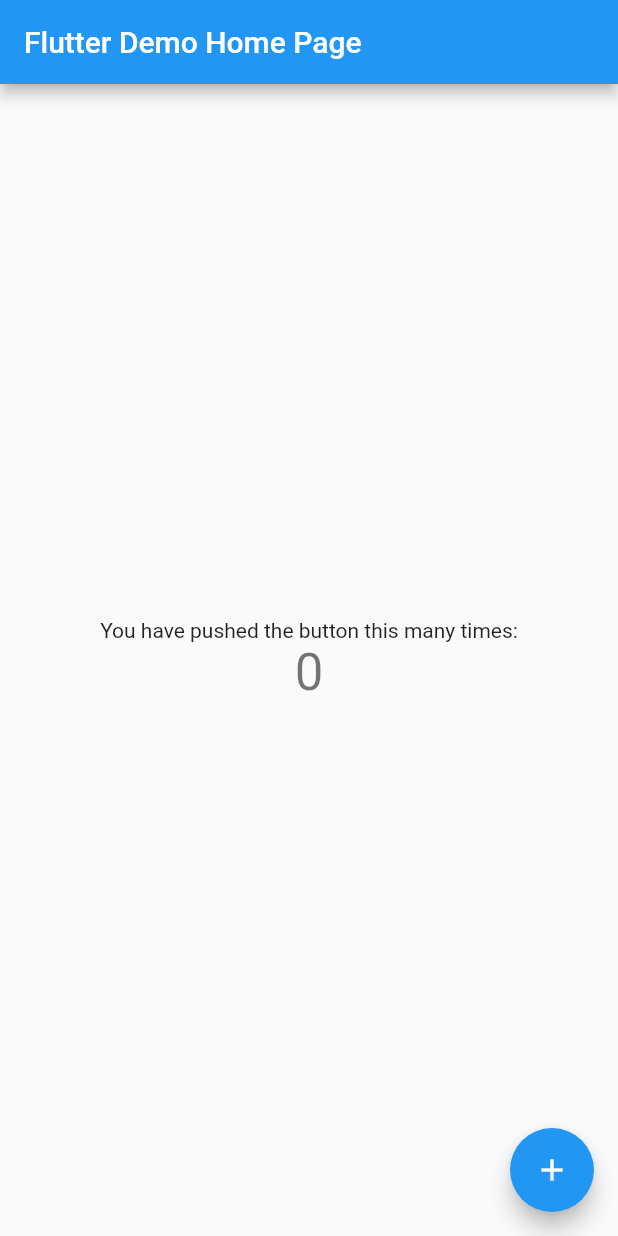
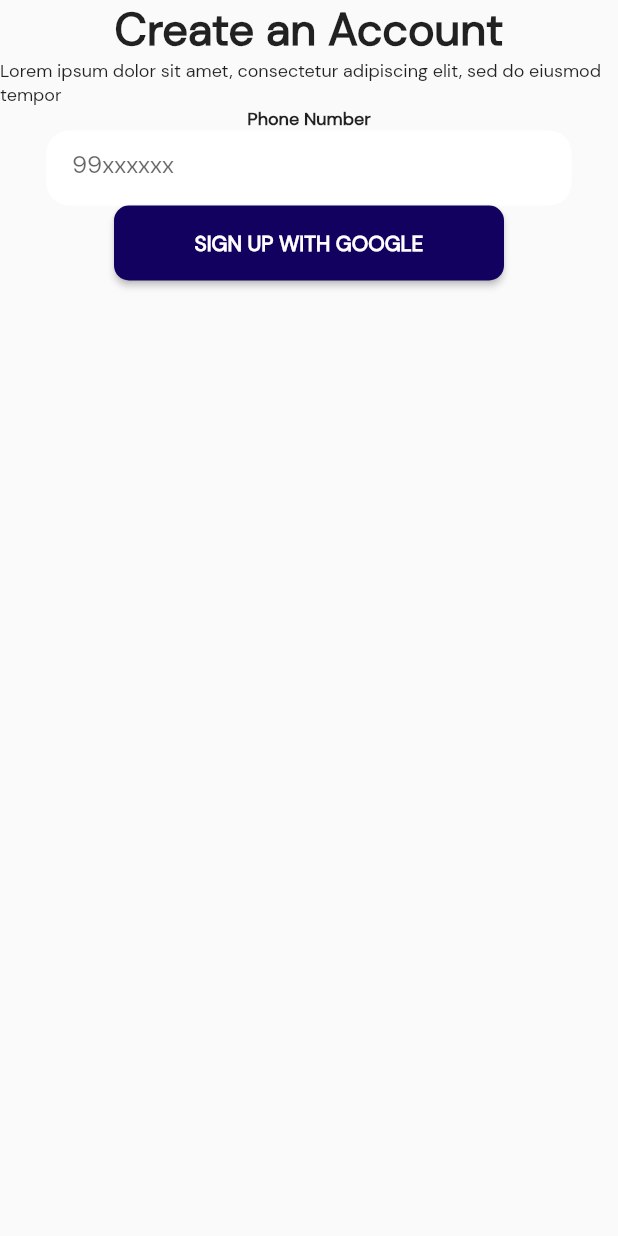
Before and after one commit to turbold10/Linkedin-clone, a Flutter app: the screen it shows after launch, on a phone screen of 412 x 824 dp. Run offline on Flutter 3.47's test engine with Material 2 defaults, Android fonts, the phone set to English and light mode, and no system bars.

Commit message:
typography, custombutton, custominput

```diff
--- a/lib/main.dart
+++ b/lib/main.dart
@@ -1,4 +1,5 @@
 import 'package:flutter/material.dart';
+import 'package:linkedin/ui/screens/signup/signup_screen.dart';
 
 void main() {
   runApp(const MyApp());
@@ -13,16 +14,8 @@
     return MaterialApp(
       title: 'Flutter Demo',
       theme: ThemeData(
-        // This is the theme of your application.
-        //
-        // Try running your application with "flutter run". You'll see the
-        // application has a blue toolbar. Then, without quitting the app, try
-        // changing the primarySwatch below to Colors.green and then invoke
-        // "hot reload" (press "r" in the console where you ran "flutter run",
-        // or simply save your changes to "hot reload" in a Flutter IDE).
-        // Notice that the counter didn't reset back to zero; the application
-        // is not restarted.
-        primarySwatch: Colors.blue,
+        // primarySwatch: Colors.blue,
+        fontFamily: 'DM Sans'
       ),
       home: const MyHomePage(title: 'Flutter Demo Home Page'),
     );
@@ -31,16 +24,6 @@
 
 class MyHomePage extends StatefulWidget {
   const MyHomePage({Key? key, required this.title}) : super(key: key);
-
-  // This widget is the home page of your application. It is stateful, meaning
-  // that it has a State object (defined below) that contains fields that affect
-  // how it looks.
-
-  // This class is the configuration for the state. It holds the values (in this
-  // case the title) provided by the parent (in this case the App widget) and
-  // used by the build method of the State. Fields in a Widget subclass are
-  // always marked "final".
-
   final String title;
 
   @override
@@ -48,68 +31,12 @@
 }
 
 class _MyHomePageState extends State<MyHomePage> {
-  int _counter = 0;
-
-  void _incrementCounter() {
-    setState(() {
-      // This call to setState tells the Flutter framework that something has
-      // changed in this State, which causes it to rerun the build method below
-      // so that the display can reflect the updated values. If we changed
-      // _counter without calling setState(), then the build method would not be
-      // called again, and so nothing would appear to happen.
-      _counter++;
-    });
-  }
-
   @override
   Widget build(BuildContext context) {
-    // This method is rerun every time setState is called, for instance as done
-    // by the _incrementCounter method above.
-    //
-    // The Flutter framework has been optimized to make rerunning build methods
-    // fast, so that you can just rebuild anything that needs updating rather
-    // than having to individually change instances of widgets.
     return Scaffold(
-      appBar: AppBar(
-        // Here we take the value from the MyHomePage object that was created by
-        // the App.build method, and use it to set our appbar title.
-        title: Text(widget.title),
+      body: SafeArea(
+        child: SignUpScreen(),
       ),
-      body: Center(
-        // Center is a layout widget. It takes a single child and positions it
-        // in the middle of the parent.
-        child: Column(
-          // Column is also a layout widget. It takes a list of children and
-          // arranges them vertically. By default, it sizes itself to fit its
-          // children horizontally, and tries to be as tall as its parent.
-          //
-          // Invoke "debug painting" (press "p" in the console, choose the
-          // "Toggle Debug Paint" action from the Flutter Inspector in Android
-          // Studio, or the "Toggle Debug Paint" command in Visual Studio Code)
-          // to see the wireframe for each widget.
-          //
-          // Column has various properties to control how it sizes itself and
-          // how it positions its children. Here we use mainAxisAlignment to
-          // center the children vertically; the main axis here is the vertical
-          // axis because Columns are vertical (the cross axis would be
-          // horizontal).
-          mainAxisAlignment: MainAxisAlignment.center,
-          children: <Widget>[
-            const Text(
-              'You have pushed the button this many times:',
-            ),
-            Text(
-              '$_counter',
-              style: Theme.of(context).textTheme.headline4,
-            ),
-          ],
-        ),
-      ),
-      floatingActionButton: FloatingActionButton(
-        onPressed: _incrementCounter,
-        tooltip: 'Increment',
-        child: const Icon(Icons.add),
-      ), // This trailing comma makes auto-formatting nicer for build methods.
     );
   }
 }
--- /dev/null
+++ b/lib/ui/custom_widgets/custom_button.dart
@@ -0,0 +1,35 @@
+import 'package:flutter/material.dart';
+import 'package:linkedin/utils/constants/typography.dart';
+
+class CustomButton extends StatelessWidget {
+  final String childText;
+  final Color backgroundColor;
+  final Color textColor;
+  // final Size size;
+
+  const CustomButton({
+    Key? key,
+    required this.backgroundColor,
+    required this.childText,
+    required this.textColor,
+    // required this.size,
+  }) : super(key: key);
+
+  @override
+  Widget build(BuildContext context) {
+    return ElevatedButton(
+      onPressed: () {},
+      style: ElevatedButton.styleFrom(
+          maximumSize: const Size(320, 60),
+          minimumSize: const Size(260, 50),
+          backgroundColor: backgroundColor,
+          padding: const EdgeInsets.symmetric(vertical: 15),
+          shape:
+              RoundedRectangleBorder(borderRadius: BorderRadius.circular(10))),
+      child: Text(
+        childText.toUpperCase(),
+        style: button,
+      ),
+    );
+  }
+}
--- /dev/null
+++ b/lib/ui/custom_widgets/custom_input.dart
@@ -0,0 +1,41 @@
+import 'package:flutter/material.dart';
+import 'package:linkedin/utils/constants/typography.dart';
+
+class CustomInput extends StatelessWidget {
+  final TextInputType textInputType;
+  final String hintText;
+  final String label;
+
+  const CustomInput({
+    Key? key,
+    required this.textInputType,
+    required this.hintText,
+    required this.label,
+  }) : super(key: key);
+
+  @override
+  Widget build(BuildContext context) {
+    return Column(
+      children: [
+        Text(
+          label,
+          style: labelSmall,
+        ),
+        TextField(
+          decoration: InputDecoration(
+            isCollapsed: true,
+            constraints: const BoxConstraints(maxHeight: 50, maxWidth: 350),
+            hintText: hintText,
+            fillColor: Colors.white,
+            filled: true,
+            border: OutlineInputBorder(
+                borderRadius: BorderRadius.circular(15),
+                borderSide: BorderSide.none),
+            contentPadding: const EdgeInsets.all(17),
+          ),
+          keyboardType: textInputType,
+        ),
+      ],
+    );
+  }
+}
--- /dev/null
+++ b/lib/ui/custom_widgets/custom_profile_card.dart
@@ -0,0 +1,11 @@
+import 'package:flutter/src/widgets/container.dart';
+import 'package:flutter/src/widgets/framework.dart';
+
+class CustomProfileCard extends StatelessWidget {
+  const CustomProfileCard({super.key});
+
+  @override
+  Widget build(BuildContext context) {
+    return Container();
+  }
+}
--- /dev/null
+++ b/lib/ui/screens/signup/signup_screen.dart
@@ -0,0 +1,43 @@
+import 'package:flutter/material.dart';
+import 'package:linkedin/ui/custom_widgets/custom_button.dart';
+import 'package:linkedin/ui/custom_widgets/custom_input.dart';
+import 'package:linkedin/utils/constants/color_constants.dart';
+import 'package:linkedin/utils/constants/typography.dart';
+
+class SignUpScreen extends StatefulWidget {
+  const SignUpScreen({super.key});
+
+  @override
+  State<SignUpScreen> createState() => _SignUpScreenState();
+}
+
+class _SignUpScreenState extends State<SignUpScreen> {
+  @override
+  Widget build(BuildContext context) {
+    return Scaffold(
+      body: Column(crossAxisAlignment: CrossAxisAlignment.center,
+          // mainAxisSize: MainAxisSize.min,
+          children: const [
+            Text(
+              'Create an Account',
+              style: titleLarge,
+              // textAlign: TextAlign.left,
+            ),
+            Text(
+              'Lorem ipsum dolor sit amet, consectetur adipiscing elit, sed do eiusmod tempor',
+              style: bodyMedium,
+            ),
+            CustomInput(
+              label: 'Phone Number',
+              hintText: '99xxxxxx',
+              textInputType: TextInputType.phone,
+            ),
+            CustomButton(
+              childText: "sign up with google",
+              backgroundColor: buttonPrimary,
+              textColor: buttonTextSecondary,
+            ),
+          ]),
+    );
+  }
+}
--- /dev/null
+++ b/lib/utils/constants/color_constants.dart
@@ -0,0 +1,13 @@
+import 'package:flutter/material.dart';
+
+const Color buttonPrimary = Color(0xff130160);
+const Color buttonSecondary = Color(0xffD6CDFE);
+const Color buttonTextPrimary = Color(0xffffffff);
+const Color buttonTextSecondary = Color(0xff130160);
+const Color iconColor = Color(0xffFF9228);
+const Color backgroundColor = Color(0xffF5F5F5);
+// const Color = Color(0xff);
+// const Color = Color(0xff);
+// const Color = Color(0xff);
+// const Color = Color(0xff);
+// const Color = Color(0xff);
--- /dev/null
+++ b/lib/utils/constants/typography.dart
@@ -0,0 +1,22 @@
+import 'package:flutter/material.dart';
+
+const TextStyle titleLarge =
+    TextStyle(fontSize: 30, fontWeight: FontWeight.w700);
+const TextStyle titleMedium =
+    TextStyle(fontSize: 22, fontWeight: FontWeight.w700);
+const TextStyle titleSmall =
+    TextStyle(fontSize: 20, fontWeight: FontWeight.w700);
+const TextStyle labelLarge =
+    TextStyle(fontSize: 16, fontWeight: FontWeight.w700);
+const TextStyle labelMedium =
+    TextStyle(fontSize: 14, fontWeight: FontWeight.w700);
+const TextStyle labelSmall =
+    TextStyle(fontSize: 12, fontWeight: FontWeight.w700);
+const TextStyle button =
+    TextStyle(fontSize: 14, fontWeight: FontWeight.w700);
+const TextStyle bodyLarge =
+    TextStyle(fontSize: 14, fontWeight: FontWeight.w400);
+const TextStyle bodyMedium =
+    TextStyle(fontSize: 12, fontWeight: FontWeight.w400);
+const TextStyle bodySmall =
+    TextStyle(fontSize: 10, fontWeight: FontWeight.w400);
```
Also changed, not shown: pubspec.yaml (+6 -11 lines), assets/fonts/DMSans-Regular.ttf (added), pubspec.lock, 2 other files.
